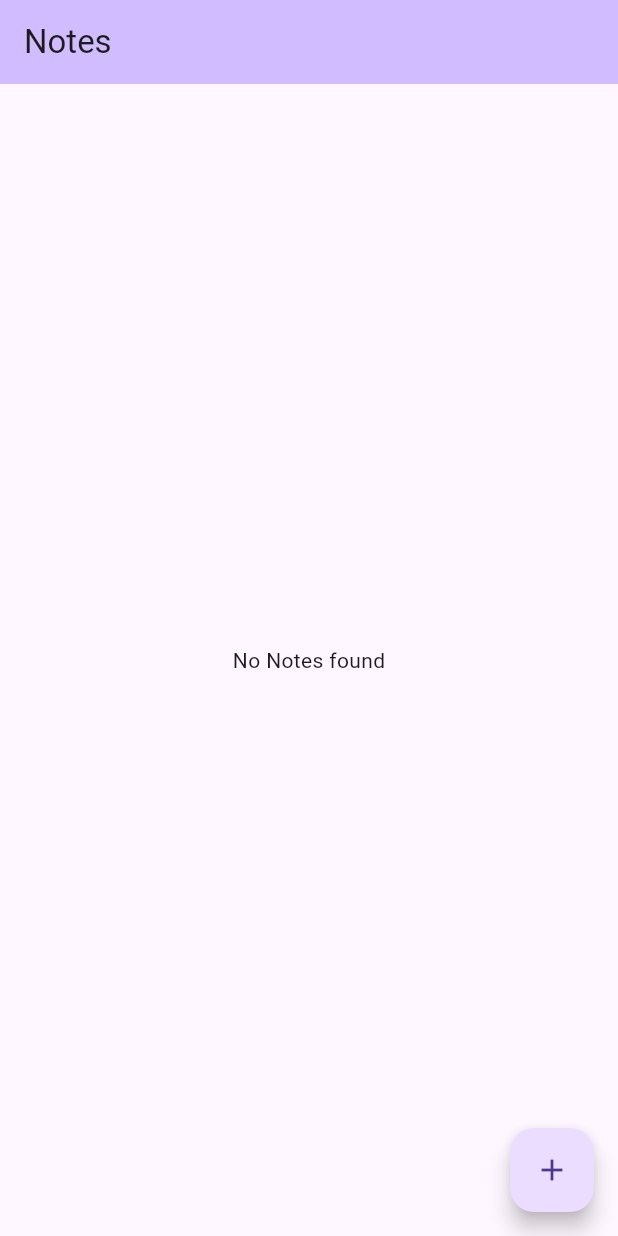
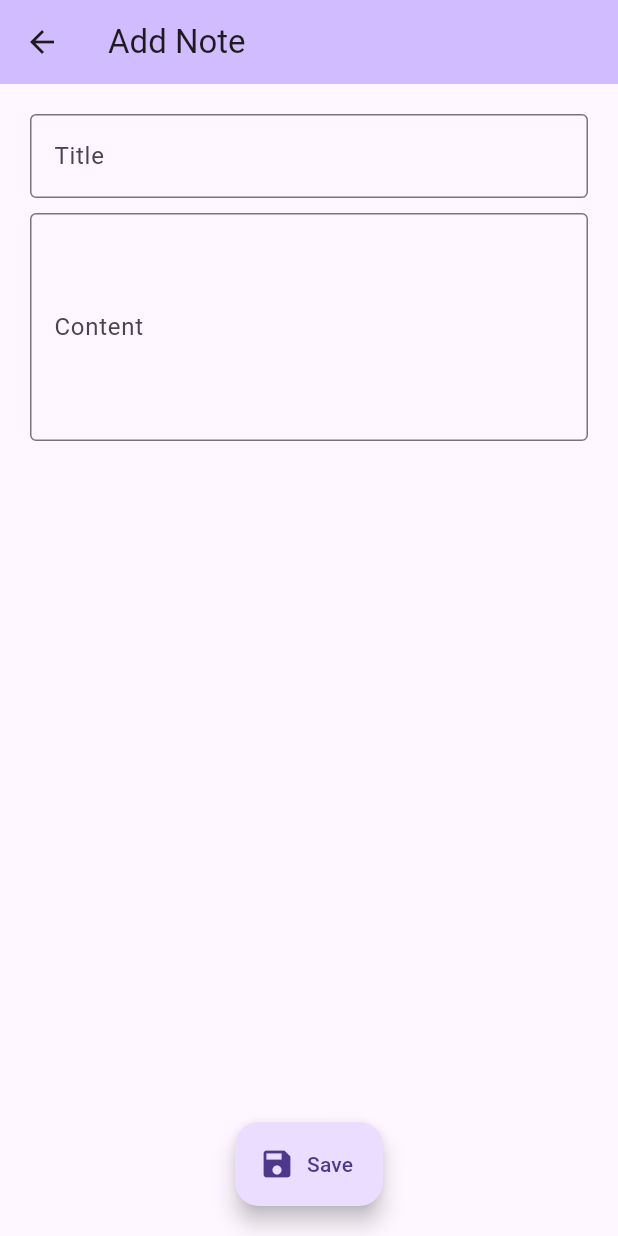
Before and after one commit to mjmon/note_app, a Flutter app: the screen it shows after launch, after a tap on the "add" icon, on a phone screen of 412 x 824 dp. Run offline on Flutter 3.47's test engine with Material 3 defaults, Android fonts, the phone set to English and light mode, and no system bars; our stand-ins replace bloc, drift, flutter_bloc, freezed_annotation, gap, get_it and 3 more; missing offline and left inert: drift_db_viewer; accounts and stored records are empty; generated files the repository leaves out were written again.

Commit message:
create note

```diff
--- /dev/null
+++ b/lib/blocs/note_form/note_form_bloc.dart
@@ -0,0 +1,28 @@
+import 'package:bloc/bloc.dart';
+import 'package:freezed_annotation/freezed_annotation.dart';
+import 'package:noteapp/models/note/note.dart';
+
+part 'note_form_event.dart';
+part 'note_form_state.dart';
+part 'note_form_bloc.freezed.dart';
+
+class NoteFormBloc extends Bloc<NoteFormEvent, NoteFormState> {
+  NoteFormBloc() : super(NoteFormState.initial()) {
+    on<NoteFormEvent>((event, emit) {
+      event.map(
+        setOriginalNote: (e) {
+          emit(state.copyWith(
+              originalNote: e.note,
+              noteTitle: e.note.title,
+              noteContent: e.note.content));
+        },
+        changeNoteTitle: (e) {
+          emit(state.copyWith(noteTitle: e.title));
+        },
+        changeNoteContent: (e) {
+          emit(state.copyWith(noteContent: e.content));
+        },
+      );
+    });
+  }
+}
--- /dev/null
+++ b/lib/blocs/note_form/note_form_event.dart
@@ -0,0 +1,11 @@
+part of 'note_form_bloc.dart';
+
+@freezed
+class NoteFormEvent with _$NoteFormEvent {
+  const factory NoteFormEvent.setOriginalNote({required Note note}) =
+      _SetOriginalNote;
+  const factory NoteFormEvent.changeNoteTitle({required String title}) =
+      _ChangeNoteTitle;
+  const factory NoteFormEvent.changeNoteContent({required String content}) =
+      _ChangeNoteContent;
+}
--- /dev/null
+++ b/lib/blocs/note_form/note_form_state.dart
@@ -0,0 +1,13 @@
+part of 'note_form_bloc.dart';
+
+@freezed
+class NoteFormState with _$NoteFormState {
+  const factory NoteFormState({
+    required Note originalNote,
+    required String noteTitle,
+    required String noteContent,
+  }) = _NoteFormState;
+
+  factory NoteFormState.initial() =>
+      NoteFormState(originalNote: Note.empty(), noteTitle: '', noteContent: '');
+}
--- /dev/null
+++ b/lib/blocs/submit_note/submit_note_bloc.dart
@@ -0,0 +1,61 @@
+import 'package:bloc/bloc.dart';
+import 'package:flutter/widgets.dart';
+import 'package:freezed_annotation/freezed_annotation.dart';
+import 'package:noteapp/blocs/note_form/note_form_bloc.dart';
+import 'package:noteapp/models/note/note.dart';
+import 'package:noteapp/service/i_api_service.dart';
+
+part 'submit_note_event.dart';
+part 'submit_note_state.dart';
+part 'submit_note_bloc.freezed.dart';
+
+class SubmitNoteBloc extends Bloc<SubmitNoteEvent, SubmitNoteState> {
+  final NoteFormBloc _noteFormBloc;
+  final IApiService _apiService;
+
+  SubmitNoteBloc(
+      {required NoteFormBloc noteFormBloc, required IApiService apiService})
+      : _noteFormBloc = noteFormBloc,
+        _apiService = apiService,
+        super(const SubmitNoteState.initial()) {
+    on<SubmitNoteEvent>((event, emit) async {
+      await event.map(submitForm: (e) => _submitFormHandler(emit));
+    });
+  }
+
+  Future<void> _submitFormHandler(Emitter<SubmitNoteState> emit) async {
+    emit(const SubmitNoteState.loading());
+    final isNewNote = _noteFormBloc.state.originalNote == Note.empty();
+    try {
+      if (isNewNote) {
+        await _apiService.saveNote(
+            note: Note(
+                id: null,
+                title: _noteFormBloc.state.noteTitle,
+                content: _noteFormBloc.state.noteContent,
+                createDate: DateTime.now(),
+                updateDate: DateTime.now()));
+      } else {
+        // update the updateDate timestampt
+        await _apiService.updateNote(
+            note: Note(
+                id: _noteFormBloc.state.originalNote.id,
+                title: _noteFormBloc.state.noteTitle,
+                content: _noteFormBloc.state.noteContent,
+                createDate: _noteFormBloc.state.originalNote.createDate,
+                updateDate: DateTime.now()));
+      }
+
+      emit(SubmitNoteState.success(
+          successMessage: isNewNote == true
+              ? "Added Note Successfully!"
+              : "Updated Note Successfully!"));
+    } catch (error, stackTrace) {
+      debugPrint("error submit form: $error, $stackTrace");
+      emit(SubmitNoteState.error(
+          errorMessage: isNewNote == true
+              ? "Failed to create note!"
+              : "Failed to update note!"));
+    }
+  }
+}
--- /dev/null
+++ b/lib/blocs/submit_note/submit_note_event.dart
@@ -0,0 +1,6 @@
+part of 'submit_note_bloc.dart';
+
+@freezed
+class SubmitNoteEvent with _$SubmitNoteEvent {
+  const factory SubmitNoteEvent.submitForm() = _SubmitForm;
+}
--- /dev/null
+++ b/lib/blocs/submit_note/submit_note_state.dart
@@ -0,0 +1,10 @@
+part of 'submit_note_bloc.dart';
+
+@freezed
+class SubmitNoteState with _$SubmitNoteState {
+  const factory SubmitNoteState.initial() = _Initial;
+  const factory SubmitNoteState.loading() = _Loading;
+  const factory SubmitNoteState.success({required String successMessage}) =
+      _Success;
+  const factory SubmitNoteState.error({required String errorMessage}) = _Error;
+}
--- a/lib/models/note/note.dart
+++ b/lib/models/note/note.dart
@@ -12,7 +12,7 @@ class Note with _$Note {
       required DateTime? createDate,
       required DateTime? updateDate}) = _Note;
 
-  factory Note.initial() => const Note(
+  factory Note.empty() => const Note(
       id: null, title: '', content: '', createDate: null, updateDate: null);
 
   // convert a NoteEntry to Note object
--- /dev/null
+++ b/lib/pages/create_edit_note/create_edit_note_page.dart
@@ -0,0 +1,114 @@
+import 'package:flutter/material.dart';
+import 'package:flutter_bloc/flutter_bloc.dart';
+import 'package:gap/gap.dart';
+import 'package:noteapp/blocs/note_form/note_form_bloc.dart';
+import 'package:noteapp/blocs/submit_note/submit_note_bloc.dart';
+import 'package:noteapp/models/note/note.dart';
+import 'package:noteapp/utils/form_validator.dart';
+import 'package:noteapp/utils/show_snack.dart';
+
+class CreateEditNotePage extends StatefulWidget {
+  const CreateEditNotePage({super.key, required this.note});
+
+  static const String path = "/note";
+
+  final Note note;
+
+  @override
+  State<CreateEditNotePage> createState() => _CreateEditNotePageState();
+}
+
+class _CreateEditNotePageState extends State<CreateEditNotePage> {
+  final formKey = GlobalKey<FormState>();
+
+  @override
+  Widget build(BuildContext context) {
+    return BlocConsumer<SubmitNoteBloc, SubmitNoteState>(
+      listenWhen: (previous, current) => previous != current,
+      listener: (context, submitNoteState) {
+        submitNoteState.maybeMap(
+            success: (success) {
+              showSnackbar(context, message: success.successMessage);
+              // go back to note list page after successful create/update
+              Navigator.pop(context);
+            },
+            error: (error) {
+              showSnackbar(context, message: error.errorMessage);
+            },
+            orElse: () {});
+      },
+      builder: (context, submitNoteState) {
+        return Scaffold(
+            appBar: AppBar(
+              backgroundColor: Theme.of(context).colorScheme.inversePrimary,
+              title:
+                  Text(widget.note == Note.empty() ? "Add Note" : "Edit Note"),
+            ),
+            body: SingleChildScrollView(
+              padding: const EdgeInsets.all(20),
+              child: Form(
+                key: formKey,
+                autovalidateMode: AutovalidateMode.onUserInteraction,
+                child: Column(
+                  children: [
+                    TextFormField(
+                      validator: (value) => genericValidator("Title", value),
+                      onChanged: (value) {
+                        context.read<NoteFormBloc>().add(
+                            NoteFormEvent.changeNoteTitle(title: value.trim()));
+                      },
+                      decoration: const InputDecoration(
+                        labelText: 'Title',
+                        hintText: 'Enter note title here...',
+                        border: OutlineInputBorder(),
+                      ),
+                    ),
+                    const Gap(10),
+                    TextFormField(
+                      validator: (value) => genericValidator("Content", value),
+                      onChanged: (value) {
+                        context.read<NoteFormBloc>().add(
+                            NoteFormEvent.changeNoteContent(
+                                content: value.trim()));
+                      },
+                      minLines: 5,
+                      maxLines: 10,
+                      decoration: const InputDecoration(
+                        labelText: 'Content',
+                        hintText: 'Enter note content here...',
+                        border: OutlineInputBorder(),
+                      ),
+                    ),
+                    if (submitNoteState == const SubmitNoteState.loading()) ...[
+                      const Gap(20),
+                      const CircularProgressIndicator()
+                    ]
+                  ],
+                ),
+              ),
+            ),
+            floatingActionButtonLocation:
+                FloatingActionButtonLocation.centerDocked,
+            floatingActionButton: Padding(
+              padding: const EdgeInsets.only(bottom: 20),
+              child: FloatingActionButton.extended(
+                onPressed: submitNoteState == const SubmitNoteState.loading()
+                    ? () {
+                        // prevent tap event if currently submitting the form
+                      }
+                    : () {
+                        if (formKey.currentState!.validate()) {
+                          context
+                              .read<SubmitNoteBloc>()
+                              .add(const SubmitNoteEvent.submitForm());
+                        }
+                      },
+                tooltip: 'Save',
+                label: const Text("Save"),
+                icon: const Icon(Icons.save),
+              ),
+            ));
+      },
+    );
+  }
+}
--- a/lib/ui/note_list/note_list_page.dart
+++ b/lib/pages/note_list/note_list_page.dart
@@ -2,13 +2,17 @@ import 'package:drift_db_viewer/drift_db_viewer.dart';
 import 'package:flutter/foundation.dart';
 import 'package:flutter/material.dart';
 import 'package:flutter_bloc/flutter_bloc.dart';
+import 'package:go_router/go_router.dart';
 import 'package:noteapp/blocs/note_list/note_list_bloc.dart';
 import 'package:noteapp/database/app_database.dart';
 import 'package:noteapp/injection.dart';
-import 'package:noteapp/ui/note_list/widgets/note_list_display.dart';
+import 'package:noteapp/models/note/note.dart';
+import 'package:noteapp/pages/create_edit_note/create_edit_note_page.dart';
+import 'package:noteapp/pages/note_list/widgets/note_list_display.dart';
 
 class NoteListPage extends StatefulWidget {
   const NoteListPage({super.key});
+  static const String path = "/";
 
   @override
   State<NoteListPage> createState() => _NoteListPageState();
@@ -56,7 +60,11 @@ class _NoteListPageState extends State<NoteListPage> {
           },
         ),
         floatingActionButton: FloatingActionButton(
-          onPressed: () {},
+          onPressed: () {
+            // pass empty note here which means this will be a new note
+            GoRouter.of(context)
+                .push(CreateEditNotePage.path, extra: Note.empty());
+          },
           tooltip: 'Create Note',
           child: const Icon(Icons.add),
         ));
--- /dev/null
+++ b/lib/pages/note_list/widgets/note_list_display.dart
@@ -0,0 +1,52 @@
+import 'package:flutter/material.dart';
+import 'package:noteapp/models/note/note.dart';
+import 'package:timeago/timeago.dart' as timeago;
+
+class NoteListDisplay extends StatelessWidget {
+  const NoteListDisplay({super.key, required this.notes});
+
+  final List<Note> notes;
+
+  @override
+  Widget build(BuildContext context) {
+    if (notes.isNotEmpty) {
+      return ListView.builder(
+          padding: const EdgeInsets.all(20),
+          itemCount: notes.length,
+          itemBuilder: (context, index) {
+            final note = notes.elementAt(index);
+            return Card(
+              child: ListTile(
+                title: Text(
+                  note.title,
+                ),
+                subtitle: Column(
+                  crossAxisAlignment: CrossAxisAlignment.start,
+                  children: [
+                    Text(note.content),
+                    Builder(builder: (context) {
+                      String txt = "";
+                      if (note.updateDate!.isAfter(note.createDate!)) {
+                        txt = "Updated ${timeago.format(note.updateDate!)}";
+                      } else {
+                        txt = "Created ${timeago.format(note.createDate!)}";
+                      }
+
+                      return Text(
+                        txt,
+                        style: Theme.of(context)
+                            .textTheme
+                            .bodySmall!
+                            .copyWith(color: Colors.grey),
+                      );
+                    })
+                  ],
+                ),
+              ),
+            );
+          });
+    } else {
+      return const Center(child: Text("No Notes found"));
+    }
+  }
+}
--- a/lib/routing/routing.dart
+++ b/lib/routing/routing.dart
@@ -1,11 +1,33 @@
+import 'package:flutter_bloc/flutter_bloc.dart';
 import 'package:go_router/go_router.dart';
-import 'package:noteapp/ui/note_list/note_list_page.dart';
+import 'package:noteapp/blocs/note_form/note_form_bloc.dart';
+import 'package:noteapp/blocs/submit_note/submit_note_bloc.dart';
+import 'package:noteapp/injection.dart';
+import 'package:noteapp/models/note/note.dart';
+import 'package:noteapp/pages/create_edit_note/create_edit_note_page.dart';
+import 'package:noteapp/pages/note_list/note_list_page.dart';
+import 'package:noteapp/service/i_api_service.dart';
 
 final appRouter = GoRouter(
   routes: [
     GoRoute(
-      path: '/',
+      path: NoteListPage.path,
       builder: (context, state) => const NoteListPage(),
+    ),
+    GoRoute(
+      path: CreateEditNotePage.path,
+      builder: (context, state) {
+        // parse the passed note object
+        final note = state.extra as Note;
+        // we are putting the blocprovider here to automatically dispose the forms
+        return MultiBlocProvider(providers: [
+          BlocProvider(create: (context) => NoteFormBloc()),
+          BlocProvider(
+              create: (context) => SubmitNoteBloc(
+                  noteFormBloc: context.read<NoteFormBloc>(),
+                  apiService: getIt<IApiService>())),
+        ], child: CreateEditNotePage(note: note));
+      },
     ),
   ],
 );
--- a/lib/ui/note_list/widgets/note_list_display.dart
+++ /dev/null
@@ -1,29 +0,0 @@
-import 'package:flutter/material.dart';
-import 'package:noteapp/models/note/note.dart';
-
-class NoteListDisplay extends StatelessWidget {
-  const NoteListDisplay({super.key, required this.notes});
-
-  final List<Note> notes;
-
-  @override
-  Widget build(BuildContext context) {
-    if (notes.isNotEmpty) {
-      return ListView.builder(
-          itemCount: notes.length,
-          itemBuilder: (context, index) {
-            final note = notes.elementAt(index);
-            return ListTile(
-              title: Text(
-                note.title,
-              ),
-              subtitle: Text(
-                note.content,
-              ),
-            );
-          });
-    } else {
-      return const Center(child: Text("No Notes found"));
-    }
-  }
-}
--- /dev/null
+++ b/lib/utils/show_snack.dart
@@ -0,0 +1,5 @@
+import 'package:flutter/material.dart';
+
+showSnackbar(BuildContext context, {required String message}) {
+  ScaffoldMessenger.of(context).showSnackBar(SnackBar(content: Text(message)));
+}
--- a/pubspec.yaml
+++ b/pubspec.yaml
@@ -18,6 +18,7 @@ dependencies:
     sdk: flutter
   flutter_bloc: ^8.1.3
   freezed_annotation: ^2.4.1
+  gap: ^3.0.1
   get_it: ^7.6.6
   go_router: ^13.0.1
   injectable: ^2.3.2
@@ -25,6 +26,7 @@ dependencies:
   path: 1.8.3
   path_provider: ^2.1.2
   sqlite3_flutter_libs: ^0.5.18
+  timeago: ^3.6.0
 
 dev_dependencies:
   build_runner: ^2.4.7
```
Also changed, not shown: lib/utils/form_validator.dart (added, +7 -0 lines), lib/blocs/note_form/note_form_bloc.freezed.dart (added), lib/blocs/submit_note/submit_note_bloc.freezed.dart (added), pubspec.lock.
